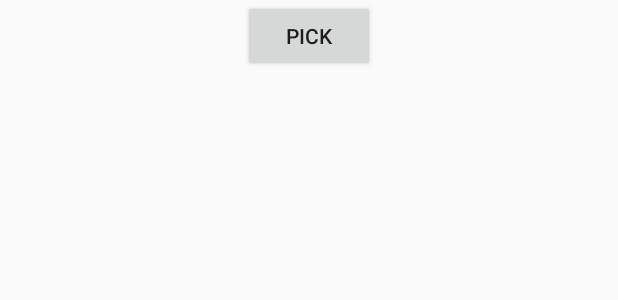
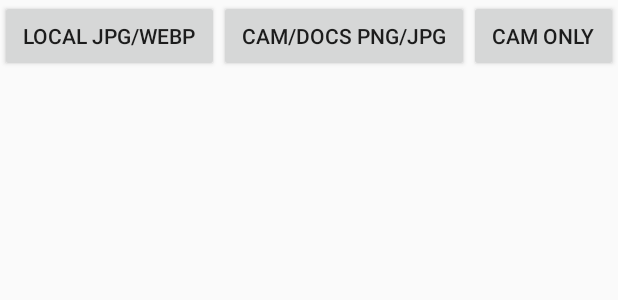
Before and after one commit to aviadmini/quickimagepick, an Android app: the layout activity_main.xml on its own in the app's theme, with its tools: preview values and no code run, on a phone screen of 412 x 824 dp. Shown: the top 300 px of the screen. Run offline under Robolectric (Android 15) with nearby library versions, the phone set to English and light mode, and no system bars.

Commit message:
v1.2.0 Added allowed mime types, local only content flag, improved mime type/extension from Uri, fixed and improved sample

```diff
--- a/library/build.gradle
+++ b/library/build.gradle
@@ -11,7 +11,7 @@ android {
         targetSdkVersion 24
 
         versionCode 1
-        versionName "1.1.0"
+        versionName "1.2.0"
 
     }
 
--- a/sample/build.gradle
+++ b/sample/build.gradle
@@ -14,7 +14,7 @@ android {
         targetSdkVersion 24
 
         versionCode 1
-        versionName "1.0"
+        versionName "1.2"
 
     }
 
--- a/sample/src/main/AndroidManifest.xml
+++ b/sample/src/main/AndroidManifest.xml
@@ -14,7 +14,10 @@
         android:theme="@style/AppTheme"
         >
 
-        <activity android:name=".MainActivity">
+        <activity
+            android:name=".MainActivity"
+            android:screenOrientation="portrait"
+            >
 
             <intent-filter>
 
--- a/sample/src/main/res/layout/activity_main.xml
+++ b/sample/src/main/res/layout/activity_main.xml
@@ -9,12 +9,40 @@
     tools:context="com.aviadmini.quickimagepick.sample.MainActivity"
     >
 
-    <Button
-        android:layout_width="wrap_content"
+    <LinearLayout
+        android:layout_width="match_parent"
         android:layout_height="wrap_content"
-        android:onClick="btnCLick"
-        android:text="@string/btn_pick"
-        />
+        >
+
+        <Button
+            android:layout_weight="1"
+            android:id="@+id/btn_pick_local_jpg_webp"
+            android:layout_width="wrap_content"
+            android:layout_height="wrap_content"
+            android:onClick="btnCLick"
+            android:text="@string/btn_pick_local_jpg_webp_text"
+            />
+
+        <Button
+            android:layout_weight="1"
+            android:id="@+id/btn_pick_png_jpg_camera_docs"
+            android:layout_width="wrap_content"
+            android:layout_height="wrap_content"
+            android:onClick="btnCLick"
+            android:text="@string/btn_pick_png_jpg_camera_docs_text"
+            />
+
+        <Button
+            android:layout_weight="1"
+            android:id="@+id/btn_pick_cam_only"
+            android:layout_width="wrap_content"
+            android:layout_height="wrap_content"
+            android:onClick="btnCLick"
+            android:text="@string/btn_pick_cam_only_text"
+            />
+
+    </LinearLayout>
+
 
     <ImageView
         android:id="@+id/main_iv"
--- a/sample/src/main/res/values/strings.xml
+++ b/sample/src/main/res/values/strings.xml
@@ -2,6 +2,8 @@
 
     <string name="app_name">QuickImagePick Sample</string>
 
-    <string name="btn_pick">Pick</string>
+    <string name="btn_pick_local_jpg_webp_text">Local jpg/webp</string>
+    <string name="btn_pick_png_jpg_camera_docs_text">cam/docs png/jpg</string>
+    <string name="btn_pick_cam_only_text">Cam only</string>
 
 </resources>
```
Also changed, not shown: library/src/main/java/com/aviadmini/quickimagepick/QuickImagePick.java (+211 -17 lines), sample/src/main/java/com/aviadmini/quickimagepick/sample/MainActivity.java (+72 -9 lines), sample/src/main/res/mipmap-hdpi/ic_launcher.png, sample/src/main/res/mipmap-mdpi/ic_launcher.png, sample/src/main/res/mipmap-xhdpi/ic_launcher.png, sample/src/main/res/mipmap-xxhdpi/ic_launcher.png, sample/src/main/res/mipmap-xxxhdpi/ic_launcher.png, 1 other file.
